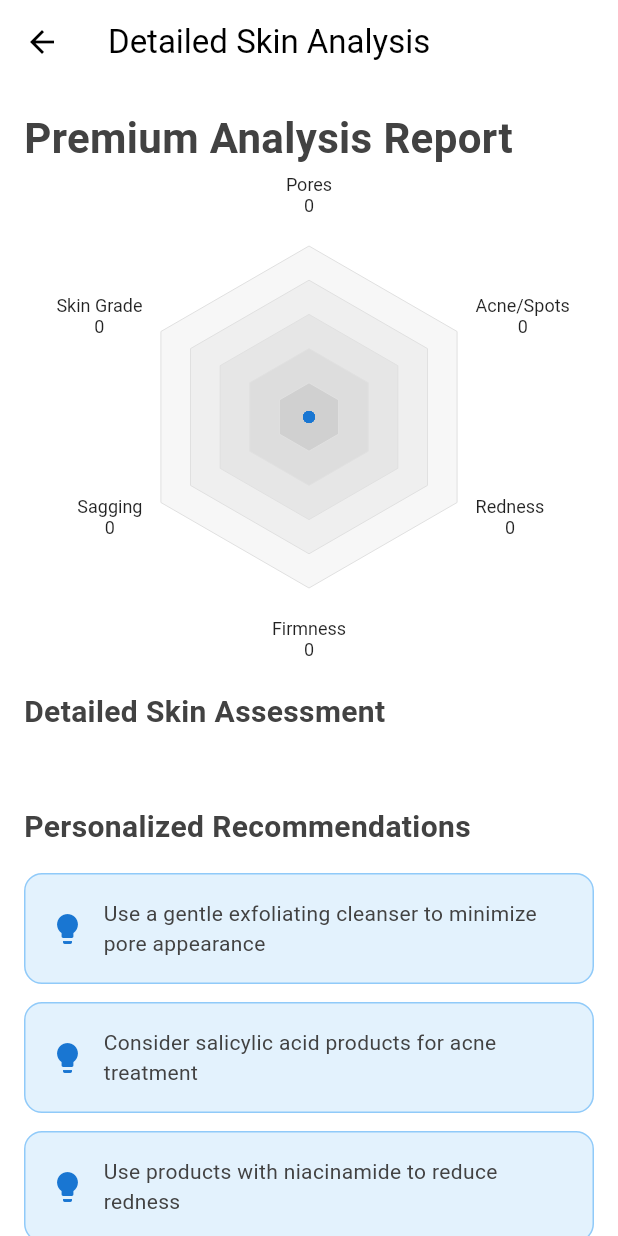
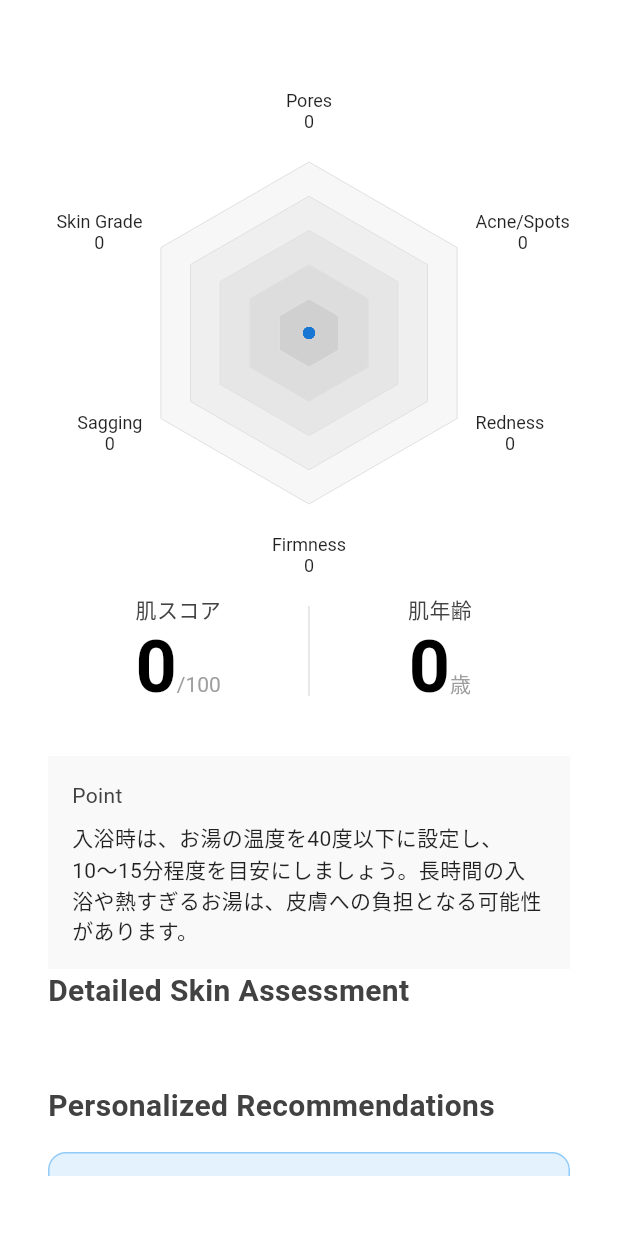
Before and after one commit to Shivansh722/reme, a Flutter app: the DetailedAnalysisScreen screen opened directly with empty values, on a phone screen of 412 x 824 dp. Run offline on Flutter 3.47's test engine with Material 3 defaults, Android fonts, the phone set to English and light mode, and no system bars; our stand-ins replace camera, firebase_auth, firebase_core, flutter_dotenv, google_sign_in, image_picker and 1 more; missing offline and left inert: flutter_line_sdk, google_mlkit_face_detection; accounts and stored records are empty.

Commit message:
feat: detailed screen ui

```diff
--- a/reme/lib/src/features/diagnosis/views/detailedAnalysisScreen.dart
+++ b/reme/lib/src/features/diagnosis/views/detailedAnalysisScreen.dart
@@ -16,24 +16,26 @@ class DetailedAnalysisScreen extends StatelessWidget {
 
   @override
   Widget build(BuildContext context) {
-    return Scaffold(
-      appBar: AppBar(
-        title: const Text('Detailed Skin Analysis'),
-        backgroundColor: Colors.transparent,
-        elevation: 0,
-      ),
+    return Padding(
+      padding: const EdgeInsets.symmetric(vertical: 40, horizontal: 16 ),
+      child: Scaffold(
+        // appBar: AppBar(
+        //   title: const Text('Detailed Skin Analysis'),
+        //   backgroundColor: Colors.transparent,
+        //   elevation: 0,
+        // ),
         body: SingleChildScrollView(
           padding: const EdgeInsets.all(16),
           child: Column(
             crossAxisAlignment: CrossAxisAlignment.start,
             children: [
-            const Text(
-              'Premium Analysis Report',
-              style: TextStyle(
-                fontSize: 28,
-                fontWeight: FontWeight.bold,
-              ),
-            ),
+              // const Text(
+              //   'Premium Analysis Report',
+              //   style: TextStyle(
+              //     fontSize: 28,
+              //     fontWeight: FontWeight.bold,
+              //   ),
+              // ),
               const SizedBox(height: 16),
 
               // Enhanced radar chart
@@ -54,7 +56,98 @@ class DetailedAnalysisScreen extends StatelessWidget {
                 ),
               ),
 
+              const SizedBox(height: 24),
+
+                Row(
+              children: [
+                Expanded(
+                  child: Column(
+                    crossAxisAlignment: CrossAxisAlignment.center,
+                    children: [
+                      Text('肌スコア'),
+                      RichText(
+                        text: TextSpan(
+                          children: [
+                            TextSpan(
+                              text: '${scores['skin grade'] ?? 0}',
+                              style: TextStyle(
+                                fontSize: 48,
+                                fontWeight: FontWeight.bold,
+                                color: Colors.black,
+                              ),
+                            ),
+                            TextSpan(
+                              text: '/100',
+                              style: TextStyle(
+                                fontSize: 14,
+                                color: Colors.grey,
+                              ),
+                            ),
+                          ],
+                        ),
+                      ),
+                    ],
+                  ),
+                ),
+
+                Container(
+                  height: 60,
+                  width: 1,
+                  color: Colors.grey[300],
+                ),
+
+                Expanded(
+                  child: Column(
+                    crossAxisAlignment: CrossAxisAlignment.center,
+                    children: [
+                      Text('肌年齢'),
+                      RichText(
+                        text: TextSpan(
+                          children: [
+                            TextSpan(
+                              text: '${scores['skin age'] ?? 0}',
+                              style: TextStyle(
+                                fontSize: 48,
+                                fontWeight: FontWeight.bold,
+                                color: Colors.black,
+                              ),
+                            ),
+                            TextSpan(
+                              text: '歳',
+                              style: TextStyle(
+                                fontSize: 14,
+                                color: Colors.grey,
+                              ),
+                            ),
+                          ],
+                        ),
+                      ),
+                    ],
+                  ),
+                ),
+              ],
+            ),
+
               const SizedBox(height: 32),
+
+                Container(
+                padding: EdgeInsets.all(16),
+                decoration: BoxDecoration(
+                  color: Color(0xFFF9F9F9),
+                ),
+                child: Column(
+                  crossAxisAlignment: CrossAxisAlignment.start,
+                  children: [
+                    Text("Point"),
+                    SizedBox(height: 8),
+                    Text(
+                      '入浴時は、お湯の温度を40度以下に設定し、10〜15分程度を目安にしましょう。長時間の入浴や熱すぎるお湯は、皮膚への負担となる可能性があります。',
+                      style: TextStyle(color: Colors.black87),
+                    ),
+                  ],
+                ),
+              ),
+
 
               // Detailed scores breakdown
               _buildDetailedScoresSection(),
@@ -69,6 +162,7 @@ class DetailedAnalysisScreen extends StatelessWidget {
               // Full analysis text
               _buildFullAnalysisSection(),
             ],
+          ),
         ),
       ),
     );
```
Also changed, not shown: reme/lib/src/features/diagnosis/views/analysisResultsScreen.dart (+9 -4 lines), reme/lib/src/features/diagnosis/widgets/skinPoints.dart (added, +114 -0 lines), reme/lib/src/features/home/widgets/recommendedCard.dart (+25 -10 lines). Lines whose indentation alone changed are shown as unchanged.
